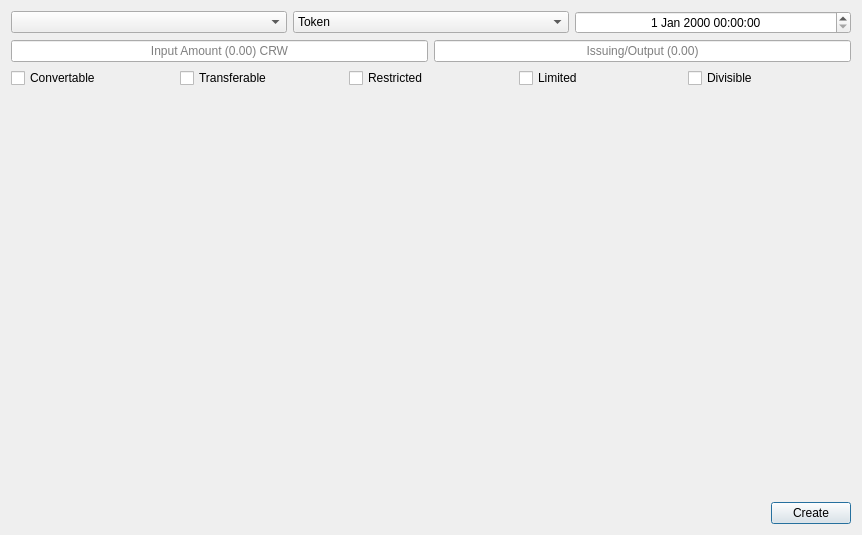
The window that src/qt/forms/newassetpage.ui (Crowndev/crown) describes before a commit, drawn with Qt 5.
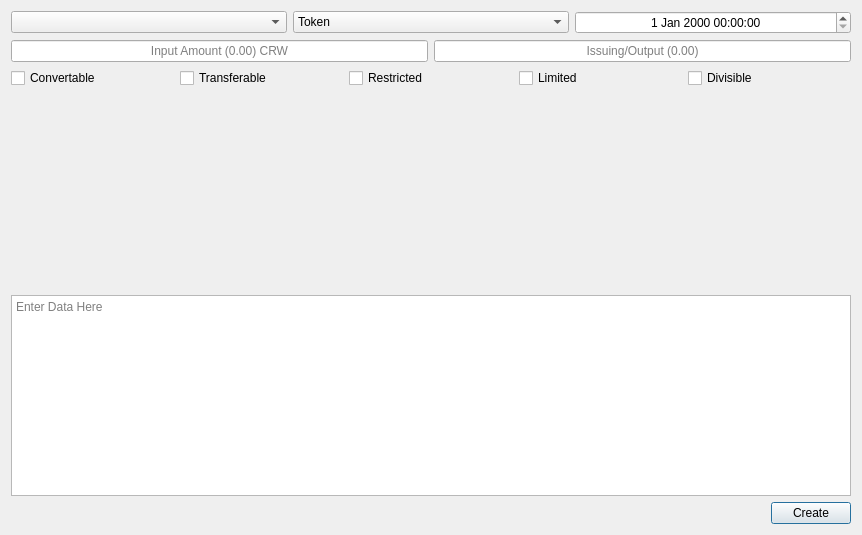
The same window after the commit.

```diff
--- a/src/qt/forms/newassetpage.ui
+++ b/src/qt/forms/newassetpage.ui
@@ -185,6 +185,13 @@
        </property>
       </spacer>
      </item>
+     <item>
+      <widget class="QPlainTextEdit" name="nftTextEdit">
+       <property name="placeholderText">
+        <string>Enter Data Here</string>
+       </property>
+      </widget>
+     </item>
      <item>
       <layout class="QHBoxLayout" name="horizontalLayout_5">
        <item>
```
